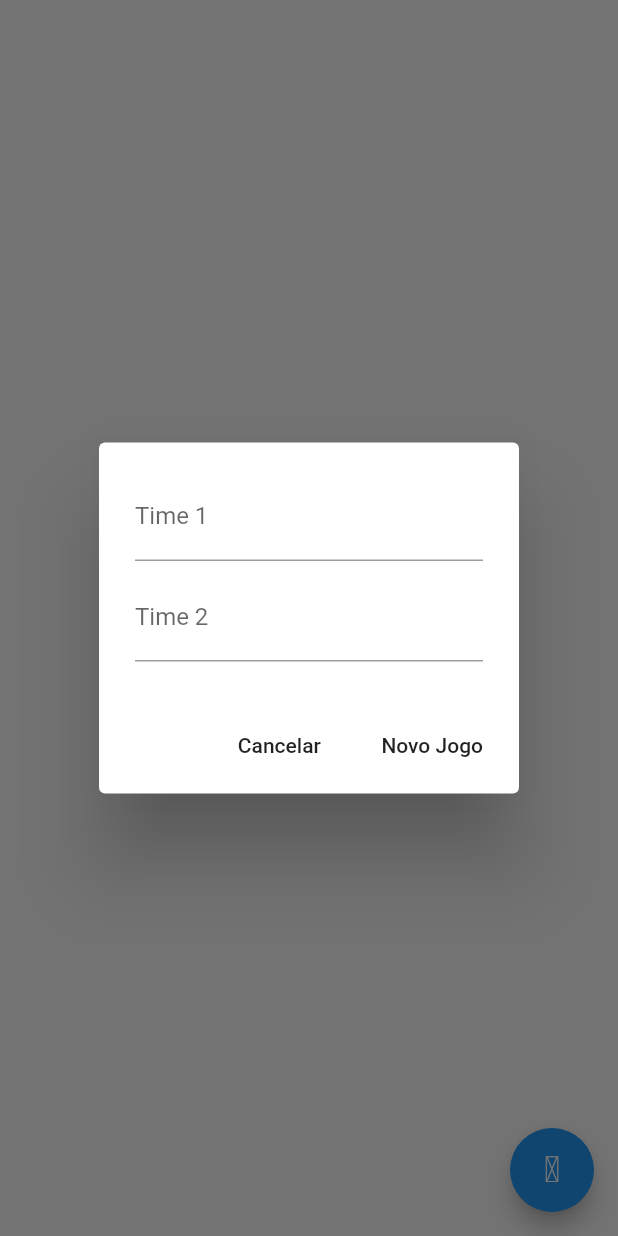
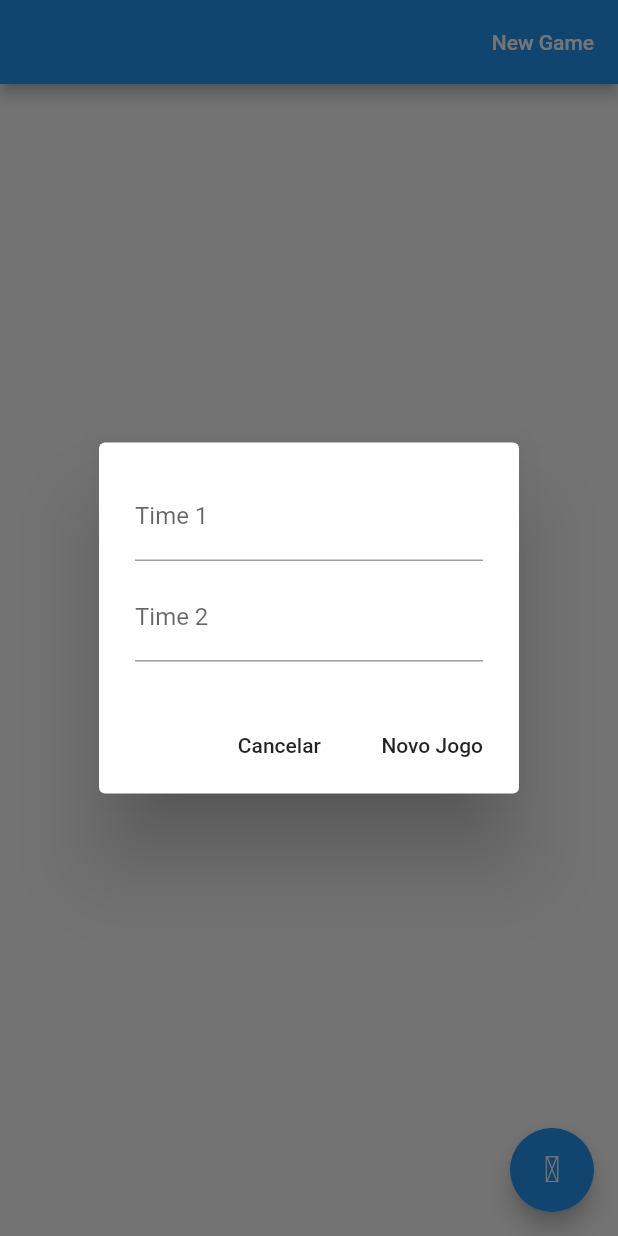
Before and after one commit to LCostaN/bridge_counter, a Flutter app: the screen it shows after launch, on a phone screen of 412 x 824 dp. Run offline on Flutter 3.47's test engine with Material 2 defaults, Android fonts, the phone set to English and light mode, and no system bars; our stand-ins replace material_design_icons_flutter, mobx; generated files the repository leaves out were written again.

Commit message:
Added undo button. Added basic structure for internationalization.

```diff
--- a/lib/models/game.dart
+++ b/lib/models/game.dart
@@ -34,6 +34,7 @@ class Game {
   void redo() {
     _currentBet = lastBet;
     roundResult(lastBet.rounds);
+    lastBet = null;
   }
 
   bool roundResult(int rounds) {
--- a/lib/point_screen.dart
+++ b/lib/point_screen.dart
@@ -28,16 +28,23 @@ class PointScreenState extends State<PointScreen> {
   @override
   Widget build(BuildContext context) {
     return Scaffold(
-      appBar: game == null
-          ? null
-          : AppBar(
-              centerTitle: true,
-              title: Text(
+      appBar: AppBar(
+        centerTitle: true,
+        title: game == null
+            ? null
+            : Text(
                 '${game.teams[0].gamesWon} - '
                 '${game.teams[1].gamesWon}',
                 style: TextStyle(fontWeight: FontWeight.bold),
               ),
-            ),
+        actions: <Widget>[
+          FlatButton(
+            textColor: Colors.white,
+            child: Text('New Game'),
+            onPressed: _newGame,
+          ),
+        ],
+      ),
       body: game == null
           ? null
           : Column(
@@ -62,7 +69,10 @@ class PointScreenState extends State<PointScreen> {
                               alignment: Alignment.center,
                               child: Text(
                                 game.teams[0].name,
-                                style: TextStyle(color: Colors.white),
+                                style: TextStyle(
+                                  color: Colors.white,
+                                  fontSize: 20,
+                                ),
                               ),
                             ),
                             ListView.builder(
@@ -138,7 +148,10 @@ class PointScreenState extends State<PointScreen> {
                               alignment: Alignment.center,
                               child: Text(
                                 game.teams[1].name,
-                                style: TextStyle(color: Colors.white),
+                                style: TextStyle(
+                                  color: Colors.white,
+                                  fontSize: 20,
+                                ),
                               ),
                             ),
                             ListView.builder(
@@ -217,7 +230,10 @@ class PointScreenState extends State<PointScreen> {
                               alignment: Alignment.center,
                               child: Text(
                                 "Aposta Atual",
-                                style: TextStyle(color: Colors.white),
+                                style: TextStyle(
+                                  color: Colors.white,
+                                  fontSize: 20,
+                                ),
                               ),
                             ),
                             Padding(
@@ -245,8 +261,10 @@ class PointScreenState extends State<PointScreen> {
                                       height: 36,
                                       width: double.maxFinite,
                                       child: FittedBox(
-                                        child: Text(multiplyText(
-                                            game.currentBet.multiply)),
+                                        child: Text(
+                                          multiplyText(
+                                              game.currentBet.multiply),
+                                        ),
                                       ),
                                     ),
                                   ),
@@ -283,11 +301,15 @@ class PointScreenState extends State<PointScreen> {
               onPressed: contabilizar,
             ),
       floatingActionButton: FloatingActionButton(
-        onPressed: _newGame,
-        tooltip: 'New Game',
+        onPressed: _undo,
+        tooltip: 'Undo',
         child: Icon(MdiIcons.restart),
       ),
     );
+  }
+
+  void _undo() {
+    game.undo();
   }
 
   Widget cardIcon(Naipe naipe) {
```
Also changed, not shown: lib/internationalization/translator.dart (added, +22 -0 lines), pubspec.yaml (+16 -0 lines), lib/internationalization/translator.g.dart (added), pubspec.lock, 5 other files.
